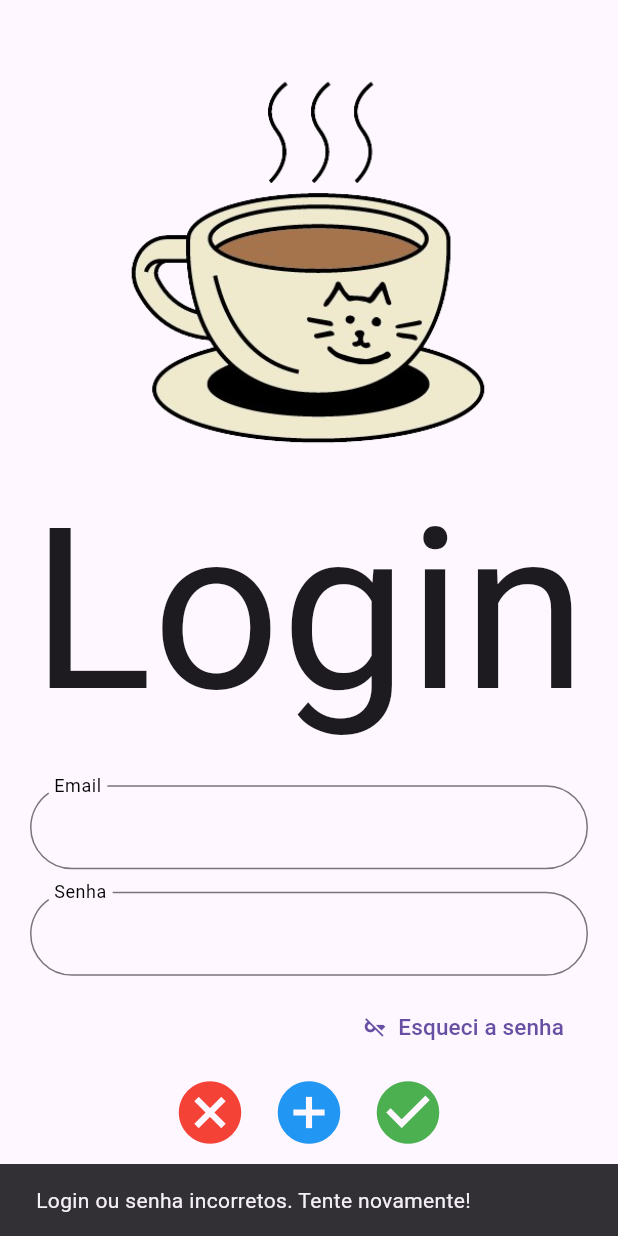
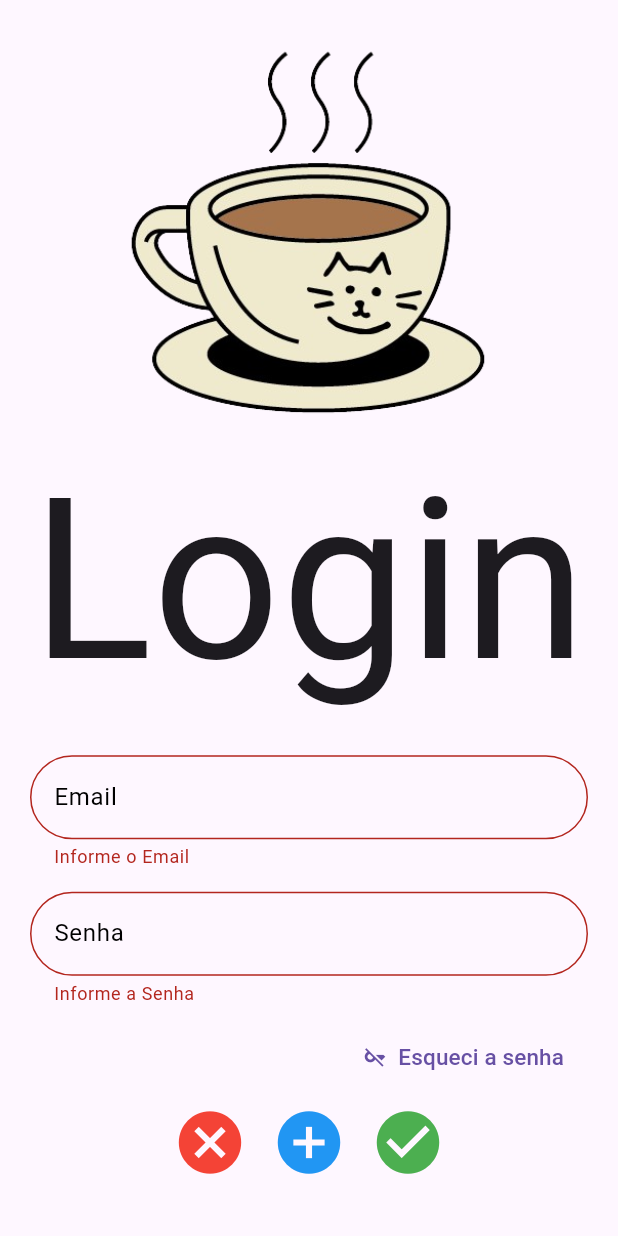
Before and after one commit to venturiniduda/flutter_mycatcoffeebar_p1, a Flutter app: the LoginView screen opened by its route, after a tap on the "check circle" icon, on a phone screen of 412 x 824 dp. Run offline on Flutter 3.47's test engine with Material 3 defaults, Android fonts, the phone set to English and light mode, and no system bars; our stand-ins replace device_preview, email_validator, get_it, google_fonts.

Commit message:
Verificações Login

```diff
--- a/lib/service/srv_dados.dart
+++ b/lib/service/srv_dados.dart
@@ -13,8 +13,17 @@ class DadosService {
     users.removeAt(index);
   }
 
-  CadastroUser retornarUser(id) {
-    return users[id];
+  CadastroUser? retornarUser(email) {
+    for (var email_user in users) {
+      if (email_user.email == email) {
+        return email_user; // Usuário encontrado
+      }
+    }
+    return null;
+  }
+
+  bool existeUser(email) {
+    return users.contains(email);
   }
 
   void adicionarCardapio(Cardapio item) {
--- a/lib/view/vw_login.dart
+++ b/lib/view/vw_login.dart
@@ -2,6 +2,7 @@ import 'package:flutter/material.dart';
 import 'package:flutter_mycatcoffeebar_p1/service/srv_dados.dart';
 import 'package:get_it/get_it.dart';
 import 'package:google_fonts/google_fonts.dart';
+import 'package:email_validator/email_validator.dart';
 
 // to do:
 // adicionar "legenda" quando passamos o mouse nos botões
@@ -61,7 +62,18 @@ class _LoginViewState extends State<LoginView> {
                           borderRadius: BorderRadius.circular(50.0),
                         ),
                       ),
-                  ),
+                      validator: (txtConta) {
+                        if (txtConta == null) {
+                          return 'Informe o Email';
+                        } else if (txtConta.isEmpty) {
+                          return 'Informe o Email';
+                        } else {
+                          if (!EmailValidator.validate(txtConta)) {
+                            return 'Digite um Email válido!';
+                          }
+                          return null;
+                        }
+                      }),
                   SizedBox(
                     height: 15,
                   ),
@@ -75,7 +87,14 @@ class _LoginViewState extends State<LoginView> {
                           borderRadius: BorderRadius.circular(50.0),
                         ),
                       ),
-                  ),
+                      validator: (txtSenha) {
+                        if (txtSenha == null) {
+                          return 'Informe a Senha';
+                        } else if (txtSenha.isEmpty) {
+                          return 'Informe a Senha';
+                        }
+                        return null;
+                      }),
                   SizedBox(
                     height: 10,
                   ),
@@ -136,15 +155,8 @@ class _LoginViewState extends State<LoginView> {
                       ),
                       IconButton(
                         onPressed: () {
-                          // comparando dados de login
-                          if (txtConta.text == ' ' && txtSenha.text == ' ') {
-                            widget.msgKey.currentState!.showSnackBar(
-                              SnackBar(
-                                content: Text('Preencha os campos!'),
-                                duration: Duration(seconds: 10),
-                              ),
-                            );
-                          } else {
+                          // VERIFICAÇÃO DADOS LOGIN
+                          if (loginKey.currentState!.validate()) {
                             if (srv.users.isNotEmpty &&
                                 (srv.users[0].email == txtConta.text) &&
                                 (srv.users[0].senha == txtSenha.text)) {
@@ -153,17 +165,26 @@ class _LoginViewState extends State<LoginView> {
                                 'cardapio',
                                 (Route<dynamic> route) => false,
                               );
-                            } else {
+                            } else if (srv.users.isNotEmpty &&
+                                    (srv.users[0].email != txtConta.text) ||
+                                (srv.users[0].senha != txtSenha.text)) {
                               //senha incorreta
                               widget.msgKey.currentState!.showSnackBar(
                                 SnackBar(
                                   content: Text(
                                       'Login ou senha incorretos. Tente novamente!'),
-                                  duration: Duration(seconds: 10),
+                                  duration: Duration(seconds: 3),
                                 ),
                               );
-                              txtConta.text = ' ';
-                              txtSenha.text = ' ';
+                            } else if (srv.users.isEmpty ||
+                                (!srv.users.contains(txtConta.text))) {
+                              //sem usuários cadastrados
+                              widget.msgKey.currentState!.showSnackBar(
+                                SnackBar(
+                                  content: Text('Usuário não cadastrado.'),
+                                  duration: Duration(seconds: 3),
+                                ),
+                              );
                             }
                           }
                         },
--- a/pubspec.yaml
+++ b/pubspec.yaml
@@ -17,6 +17,7 @@ dev_dependencies:
   flutter_test:
     sdk: flutter
   flutter_lints: ^4.0.0
+  email_validator: '^2.1.17'
 
 flutter:
   uses-material-design: true
```
Also changed, not shown: pubspec.lock. Lines whose indentation alone changed are shown as unchanged.
